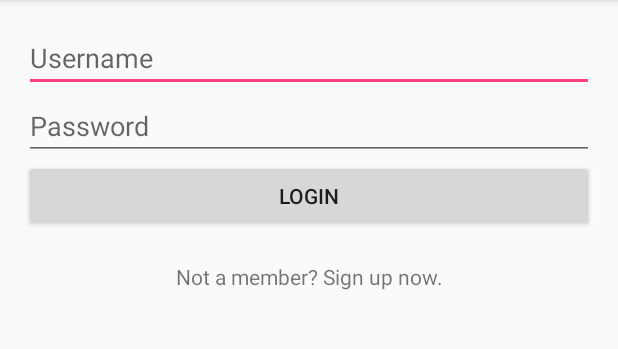
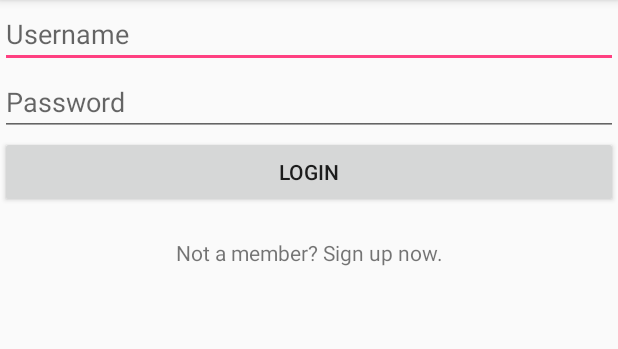
Before and after one commit to josiprezic/SparkAir, an Android app: the screen it shows after launch (LoginActivity), in the options menu, after a tap on "Sign in", on a phone screen of 412 x 824 dp, the part 84-433 px from its top. Run offline under Robolectric (Android 15) with nearby library versions, the phone set to English and light mode, and no system bars.

Commit message:
activity buduca putovanja zamjenjen fragmentom

```diff
--- a/app/src/main/AndroidManifest.xml
+++ b/app/src/main/AndroidManifest.xml
@@ -21,7 +21,8 @@
         <activity android:name=".RegistrationActivity" />
         <activity android:name=".LoginActivity" />
         <activity android:name=".ProslaPutovanjaActivity" />
-        <activity android:name=".BuducaPutovanjaActivity"></activity>
+        <activity android:name=".BuducaPutovanjaActivity" />
+        <activity android:name=".BaseActivity"></activity>
     </application>
 
 </manifest>
--- a/app/src/main/java/com/josip/sparkair/CustomAdapterFlights.java
+++ b/app/src/main/java/com/josip/sparkair/CustomAdapterFlights.java
@@ -1,6 +1,7 @@
 package com.josip.sparkair;
 
 import android.content.Context;
+import android.graphics.Color;
 import android.support.annotation.NonNull;
 import android.view.LayoutInflater;
 import android.view.View;
@@ -38,15 +39,26 @@ class CustomAdapterFlights extends ArrayAdapter<Flight> {
         ImageButton ibRezerviraj = (ImageButton) customView.findViewById(R.id.iduci_ibRezervacija);
         TextView tvBrojRezervacija  = (TextView) customView.findViewById(R.id.iduci_tvBrojRezervacija);
 
+        //Iz nekog razloga su sva slova postala bijela pa ih mijenjam u crna
+        tvOdrediste.setTextColor(Color.BLACK);
+        tvDatum.setTextColor(Color.BLACK);
+        tvVrijeme.setTextColor(Color.BLACK);
+        tvCijena.setTextColor(Color.BLACK);
+        tvBrojRezervacija.setTextColor(Color.BLACK);
 
         ivSlika.setImageResource(R.drawable.logo2);
         tvOdrediste.setText(singleFlightItem.getDestination());
         tvDatum.setText(singleFlightItem.getDateString());
         tvVrijeme.setText(singleFlightItem.getTimeString());
         tvCijena.setText(Double.toString(singleFlightItem.getPrice()) + "KM");
+        tvBrojRezervacija.setText(Integer.toString(4));
 
-
-        tvBrojRezervacija.setText(Integer.toString(4));
+        //Iz nekog razloga su sva slova postala bijela pa ih mijenjam u crna
+        tvOdrediste.setTextColor(Color.BLACK);
+        tvDatum.setTextColor(Color.BLACK);
+        tvVrijeme.setTextColor(Color.BLACK);
+        tvCijena.setTextColor(Color.BLACK);
+        tvBrojRezervacija.setTextColor(Color.BLACK);
 
         return customView;
     }
--- a/app/src/main/java/com/josip/sparkair/MainActivity.java
+++ b/app/src/main/java/com/josip/sparkair/MainActivity.java
@@ -1,5 +1,7 @@
 package com.josip.sparkair;
 
+import android.support.v4.app.Fragment;
+//import android.app.Fragment;
 import android.content.Intent;
 import android.content.SharedPreferences;
 import android.database.Cursor;
@@ -7,6 +9,7 @@ import android.os.Bundle;
 import android.support.annotation.IntegerRes;
 import android.support.design.widget.FloatingActionButton;
 import android.support.design.widget.Snackbar;
+import android.support.v4.app.FragmentTransaction;
 import android.view.View;
 import android.support.design.widget.NavigationView;
 import android.support.v4.view.GravityCompat;
@@ -36,7 +39,7 @@ import java.util.List;
 public class MainActivity extends AppCompatActivity
         implements NavigationView.OnNavigationItemSelectedListener {
 
-    TabHost tabHost;
+    TabHost host;
     DatabaseHelper myDb;
     ListView lvIduciLetovi;
     ListView lvTopPonudaLetovi;
@@ -58,7 +61,8 @@ public class MainActivity extends AppCompatActivity
 
 
         //Postavnjanje tabTostova
-        TabHost host = (TabHost) findViewById(R.id.tabHost);
+        //TabHost
+        host = (TabHost) findViewById(R.id.tabHost);
         host.setup();
 
         //Tab Top Ponuda
@@ -175,7 +179,29 @@ public class MainActivity extends AppCompatActivity
         return super.onOptionsItemSelected(item);
     }
 
+
     //Evo da bacim jedan komentar
+
+    private void displaySelectedScreen(int id) {
+        Fragment fragment = null;
+
+        switch (id) {
+            case R.id.navBuducaPutovanja:
+                fragment = new MenuBuducaPutovanja();
+                break;
+        }
+
+        if (fragment != null) {
+            FragmentTransaction ft = getSupportFragmentManager().beginTransaction();
+            ft.replace(R.id.content_main, fragment);
+            ft.commit();
+        }
+
+        DrawerLayout drawer = (DrawerLayout) findViewById(R.id.drawer_layout);
+        drawer.closeDrawer(GravityCompat.START);
+    }
+
+
     //Itemi iz menija
     @SuppressWarnings("StatementWithEmptyBody")
     @Override
@@ -187,7 +213,7 @@ public class MainActivity extends AppCompatActivity
             // Handle the camera action
         } else if (id == R.id.navBuducaPutovanja) {
             Intent intent = new Intent(getApplicationContext(), BuducaPutovanjaActivity.class);
-            startActivity(intent);
+           // startActivity(intent);
 
         } else if (id == R.id.navProšlaPutovanja) {
             Intent intent = new Intent(getApplicationContext(), ProslaPutovanjaActivity.class);
@@ -200,8 +226,9 @@ public class MainActivity extends AppCompatActivity
 
         }
 
-        DrawerLayout drawer = (DrawerLayout) findViewById(R.id.drawer_layout);
-        drawer.closeDrawer(GravityCompat.START);
+        host.setVisibility(View.GONE);
+        displaySelectedScreen(id);
+
         return true;
     }
 
--- a/app/src/main/res/layout/content_main.xml
+++ b/app/src/main/res/layout/content_main.xml
@@ -90,10 +90,7 @@
                         android:layout_height="match_parent"
                         android:id="@+id/lvTopPonudaLetovi"
                     />
-
-
                 </LinearLayout>
-
             </FrameLayout>
         </LinearLayout>
     </TabHost>
--- a/app/src/main/res/layout/nav_header_main.xml
+++ b/app/src/main/res/layout/nav_header_main.xml
@@ -35,7 +35,4 @@
         android:layout_height="wrap_content"
         android:text="od nekog usera" />
 
-
-
-
 </LinearLayout>
--- a/app/src/main/res/values/dimens.xml
+++ b/app/src/main/res/values/dimens.xml
@@ -3,7 +3,7 @@
     <dimen name="nav_header_vertical_spacing">16dp</dimen>
     <dimen name="nav_header_height">160dp</dimen>
     <!-- Default screen margins, per the Android Design guidelines. -->
-    <dimen name="activity_horizontal_margin">16dp</dimen>
-    <dimen name="activity_vertical_margin">16dp</dimen>
+    <dimen name="activity_horizontal_margin">0dp</dimen>
+    <dimen name="activity_vertical_margin">0dp</dimen>
     <dimen name="fab_margin">16dp</dimen>
 </resources>
```
Also changed, not shown: app/src/main/java/com/josip/sparkair/MenuBuducaPutovanja.java (added, +71 -0 lines), app/src/main/res/layout/activity_prosla_putovanja.xml (+8 -7 lines), app/src/main/res/layout/menu_buduca_putovanja.xml (added, +14 -0 lines), app/src/main/res/values/strings.xml (+7 -0 lines).
